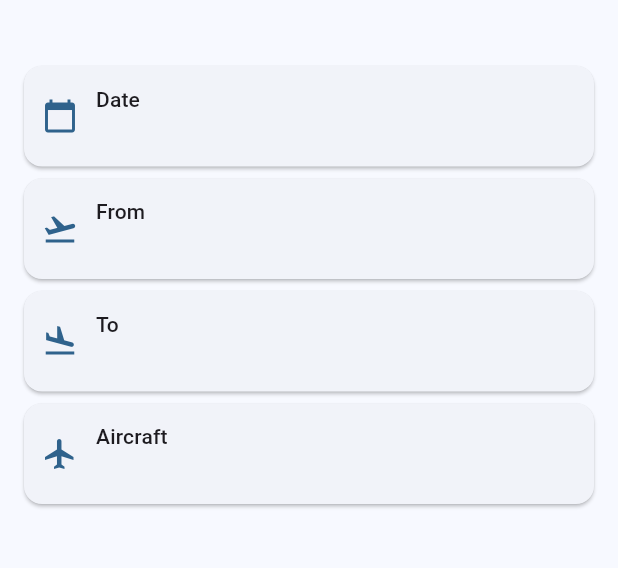
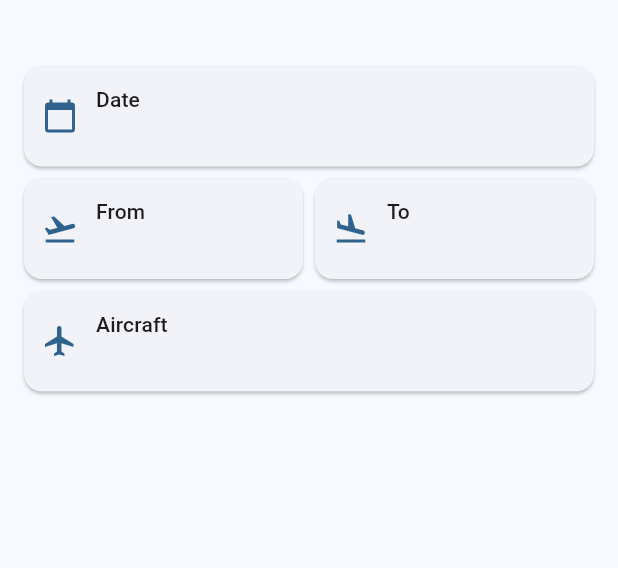
Before and after one commit to Myoxsis/SkyBook, a Flutter app: the FlightDetailScreen screen opened directly with empty values, on a phone screen of 412 x 824 dp, the part 72-640 px from its top. Run offline on Flutter 3.47's test engine with Material 3 defaults, Android fonts, the phone set to English and light mode, and no system bars; our stand-ins replace flutter_map, google_fonts, latlong2, shared_preferences; accounts and stored records are empty.

Commit message:
Show from and to on same row in flight details

```diff
--- a/lib/screens/flight_detail_screen.dart
+++ b/lib/screens/flight_detail_screen.dart
@@ -164,8 +164,25 @@ class FlightDetailScreen extends StatelessWidget {
       _buildMap(context),
       const SizedBox(height: 16),
       InfoRow(title: 'Date', value: flight.date, icon: Icons.calendar_today),
-      InfoRow(title: 'From', value: flight.origin, icon: Icons.flight_takeoff),
-      InfoRow(title: 'To', value: flight.destination, icon: Icons.flight_land),
+      Row(
+        children: [
+          Expanded(
+            child: InfoRow(
+              title: 'From',
+              value: flight.origin,
+              icon: Icons.flight_takeoff,
+            ),
+          ),
+          const SizedBox(width: 8),
+          Expanded(
+            child: InfoRow(
+              title: 'To',
+              value: flight.destination,
+              icon: Icons.flight_land,
+            ),
+          ),
+        ],
+      ),
       InfoRow(title: 'Aircraft', value: flight.aircraft, icon: Icons.flight),
     ];
 
```
